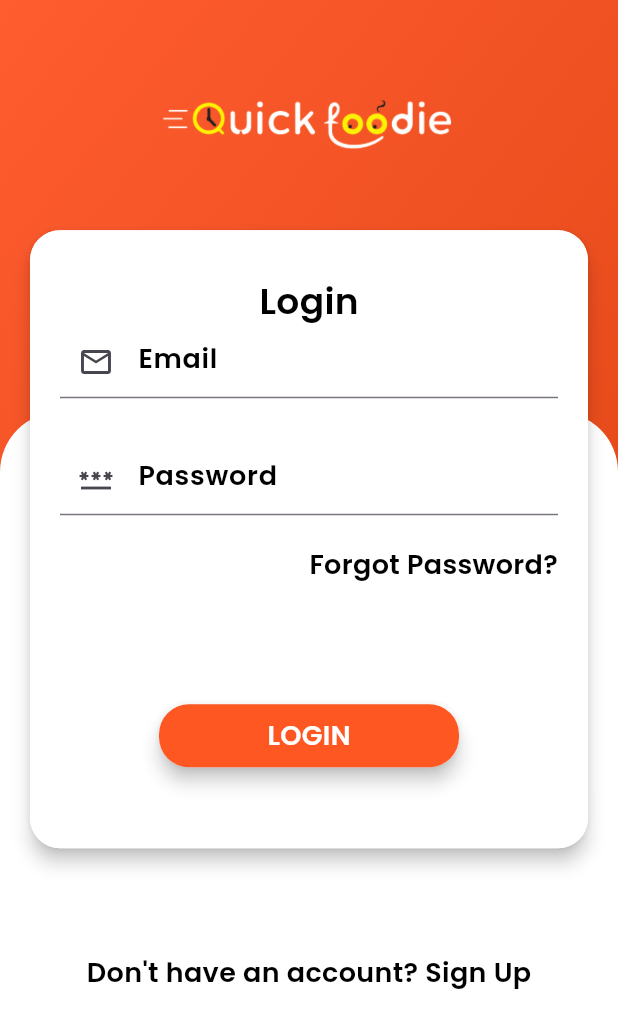
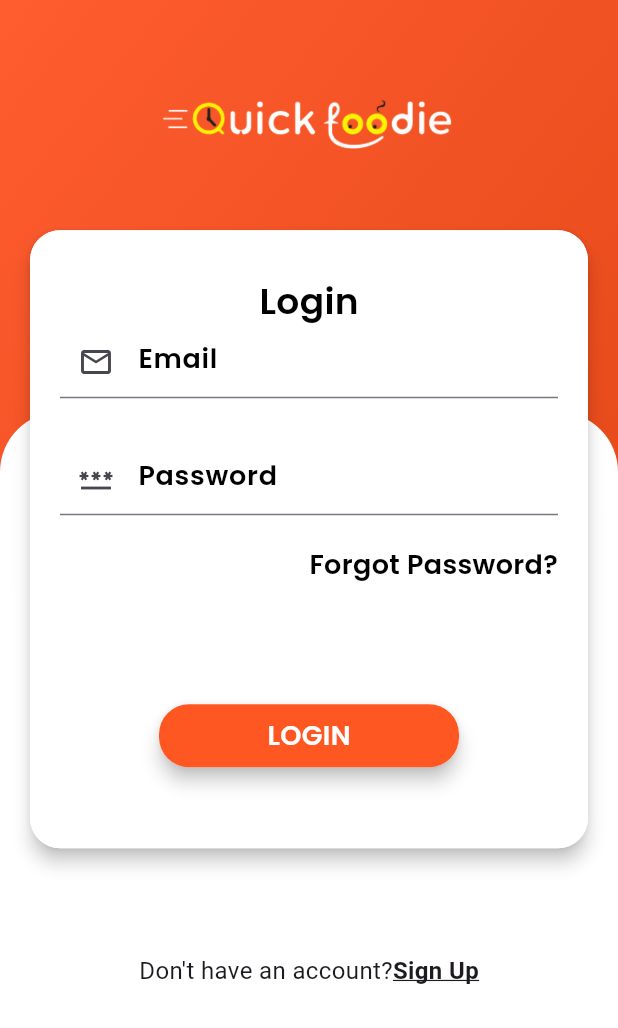
Before and after one commit to CassBo/bakery_app_cassiel_mariana, a Flutter app: the LogIn screen opened directly, on a phone screen of 412 x 824 dp. Shown: the top 1028 px of the screen. Run offline on Flutter 3.47's test engine with Material 3 defaults, Android fonts, the phone set to English and light mode, and no system bars; our stand-ins replace curved_navigation_bar, firebase_auth, firebase_core; missing offline and left inert: flutter_stripe; accounts and stored records are empty.

Commit message:
3:11:33 (skip)

```diff
--- a/lib/main.dart
+++ b/lib/main.dart
@@ -4,12 +4,18 @@ import 'package:bakery_app_cassiel_mariana/pages/home.dart';
 import 'package:bakery_app_cassiel_mariana/pages/login.dart';
 import 'package:bakery_app_cassiel_mariana/pages/onboard.dart';
 import 'package:bakery_app_cassiel_mariana/pages/signup.dart';
+import 'package:bakery_app_cassiel_mariana/widget/app_constant.dart';
 import 'package:firebase_core/firebase_core.dart';
 import 'package:flutter/material.dart';
+import 'package:flutter_stripe/flutter_stripe.dart';
+import 'package:flutter/foundation.dart';
 
 
   void main() async{
     WidgetsFlutterBinding.ensureInitialized();
+    if (!kIsWeb) {
+  Stripe.publishableKey = publishableKey;
+}
     await Firebase.initializeApp(
     options: DefaultFirebaseOptions.currentPlatform,
   );
--- a/lib/pages/login.dart
+++ b/lib/pages/login.dart
@@ -12,7 +12,6 @@ class LogIn extends StatefulWidget {
 }
 
 class _LogInState extends State<LogIn> {
-
   String email = "", password = "";
 
   final _formkey = GlobalKey<FormState>();
@@ -20,23 +19,29 @@ final _formkey = GlobalKey<FormState>();
   TextEditingController usermailController = new TextEditingController();
   TextEditingController userpasswordController = new TextEditingController();
 
-userLogin()async{
-  try{
-    await FirebaseAuth.instance.signInWithEmailAndPassword(email: email, password: password);
-
-
-  }on FirebaseException catch(e){
-    if(e.code== 'user-not-found'){
-      ScaffoldMessenger.of(context).showSnackBar(SnackBar(content: Text("No User Found for that Email",style: TextStyle(fontSize: 10.0,color: Colors.black)
-
-      ,)));
-    }else if(e.code == 'wrong-password'){
-      ScaffoldMessenger.of(context).showSnackBar(SnackBar(content: Text("Wrong Password Provided by User",style: TextStyle(fontSize: 10.0,color: Colors.black)
-
-      ,)));
+  userLogin() async {
+    try {
+      await FirebaseAuth.instance
+          .signInWithEmailAndPassword(email: email, password: password);
+    } on FirebaseException catch (e) {
+      if (e.code == 'user-not-found') {
+        ScaffoldMessenger.of(context).showSnackBar(SnackBar(
+          content: Text(
+            "No User Found for that Email",
+            style: TextStyle(fontSize: 10.0, color: Colors.black),
+          ),
+        ));
+      } else if (e.code == 'wrong-password') {
+        ScaffoldMessenger.of(context).showSnackBar(SnackBar(
+          content: Text(
+            "Wrong Password Provided by User",
+            style: TextStyle(fontSize: 10.0, color: Colors.black),
+          ),
+        ));
       }
     }
   }
+
   @override
   Widget build(BuildContext context) {
     return Scaffold(
@@ -45,7 +50,7 @@ userLogin()async{
           children: [
             Container(
               width: MediaQuery.of(context).size.width,
-              height: MediaQuery.of(context).size.height/2.5,
+              height: MediaQuery.of(context).size.height / 2.5,
               decoration: BoxDecoration(
                 gradient: LinearGradient(
                   begin: Alignment.topLeft,
@@ -53,95 +58,111 @@ userLogin()async{
                   colors: [
                     Color(0xFFff5c30),
                     Color(0xFFe74b1a),
-                  ])),
+                  ],
+                ),
+              ),
             ),
             Container(
               margin:
-                  EdgeInsets.only(top: MediaQuery.of(context).size.height/3),
-              height: MediaQuery.of(context).size.height/2,
+                  EdgeInsets.only(top: MediaQuery.of(context).size.height / 3),
+              height: MediaQuery.of(context).size.height / 2,
               width: MediaQuery.of(context).size.width,
               decoration: BoxDecoration(
                 color: Colors.white,
                 borderRadius: BorderRadius.only(
                   topLeft: Radius.circular(40),
-                      topRight: Radius.circular(40))),
+                  topRight: Radius.circular(40),
+                ),
+              ),
               child: Text(" "),
             ),
             Container(
               margin: EdgeInsets.only(top: 60.0, left: 20.0, right: 20.0),
-              child: Column(children: [
-                Center(child: Image.asset("images/logo.png", width: MediaQuery.of(context).size.width/2,fit: BoxFit.cover,)),
-                SizedBox(height: 50.0,),
+              child: Column(
+                children: [
+                  Center(
+                    child: Image.asset(
+                      "images/logo.png",
+                      width: MediaQuery.of(context).size.width / 2,
+                      fit: BoxFit.cover,
+                    ),
+                  ),
+                  SizedBox(height: 50.0),
                   Material(
                     elevation: 5.0,
                     borderRadius: BorderRadius.circular(20),
                     child: Container(
                       padding: EdgeInsets.only(left: 20.0, right: 20.0),
                       width: MediaQuery.of(context).size.width,
-                    height: MediaQuery.of(context).size.height/2,
+                      height: MediaQuery.of(context).size.height / 2,
                       decoration: BoxDecoration(
                         color: Colors.white,
-                        borderRadius: BorderRadius.circular(20)),
+                        borderRadius: BorderRadius.circular(20),
+                      ),
                       child: Form(
                         key: _formkey,
                         child: Column(
                           children: [
-                          SizedBox(
-                            height: 30.0,
-                          ),
+                            SizedBox(height: 30.0),
                             Text(
                               "Login",
                               style: AppWidget.headlineTextFeildStyle(),
                             ),
                             TextFormField(
                               controller: userpasswordController,
-                            validator: (value){
-                              if(value==null ||value.isEmpty ){
+                              validator: (value) {
+                                if (value == null || value.isEmpty) {
                                   return 'Please Enter Password';
                                 }
                                 return null;
-                            } ,
+                              },
                               decoration: InputDecoration(
                                 hintText: 'Email',
                                 hintStyle: AppWidget.semiBoldTextFeildStyle(),
-                                prefixIcon: Icon(Icons.email_outlined)),
+                                prefixIcon: Icon(Icons.email_outlined),
                               ),
-                            SizedBox(
-                              height: 30.0
                             ),
+                            SizedBox(height: 30.0),
                             TextFormField(
                               controller: usermailController,
-                            validator: (value){
-                              if(value==null ||value.isEmpty ){
+                              validator: (value) {
+                                if (value == null || value.isEmpty) {
                                   return 'Please Enter Email';
                                 }
                                 return null;
-                            } ,
+                              },
                               obscureText: true,
                               decoration: InputDecoration(
                                 hintText: 'Password',
                                 hintStyle: AppWidget.semiBoldTextFeildStyle(),
-                                prefixIcon: Icon(Icons.password_outlined)),
+                                prefixIcon: Icon(Icons.password_outlined),
                               ),
-                          SizedBox(height: 20.0,),
+                            ),
+                            SizedBox(height: 20.0),
                             GestureDetector(
-                            onTap: (){
-                              Navigator.push(context, MaterialPageRoute(builder: (context)=>Forgotpassword()));
+                              onTap: () {
+                                Navigator.push(
+                                  context,
+                                  MaterialPageRoute(
+                                    builder: (context) => Forgotpassword(),
+                                  ),
+                                );
                               },
                               child: Container(
                                 alignment: Alignment.topRight,
-                              child: Text("Forgot Password?", style: AppWidget.semiBoldTextFeildStyle()
-                                  )),
+                                child: Text(
+                                  "Forgot Password?",
+                                  style: AppWidget.semiBoldTextFeildStyle(),
                                 ),
-                          SizedBox(
-                            height: 80.0,
                               ),
+                            ),
+                            SizedBox(height: 80.0),
                             GestureDetector(
-                              onTap: (){
-                                if (_formkey.currentState!.validate()){
+                              onTap: () {
+                                if (_formkey.currentState!.validate()) {
                                   setState(() {
-                                    email= usermailController.text;
-                                    password= userpasswordController.text;
+                                    email = usermailController.text;
+                                    password = userpasswordController.text;
                                   });
                                 }
                                 userLogin();
@@ -152,7 +173,10 @@ userLogin()async{
                                 child: Container(
                                   padding: EdgeInsets.symmetric(vertical: 8.0),
                                   width: 200,
-                                  decoration: BoxDecoration(color: Color(0Xffff5722),borderRadius: BorderRadius.circular(20)),
+                                  decoration: BoxDecoration(
+                                    color: Color(0Xffff5722),
+                                    borderRadius: BorderRadius.circular(20),
+                                  ),
                                   child: Center(
                                     child: Text(
                                       "LOGIN",
@@ -160,23 +184,46 @@ userLogin()async{
                                         color: Colors.white,
                                         fontSize: 18.0,
                                         fontFamily: 'Poppins',
-                                        fontWeight: FontWeight.bold),
-                                  )),
+                                        fontWeight: FontWeight.bold,
                                       ),
                                     ),
                                   ),
-
+                                ),
+                              ),
+                            ),
                           ],
                         ),
                       ),
                     ),
                   ),
-                  SizedBox(height: 70.0,),
+                  SizedBox(height: 70.0),
+                  Row(
+                    mainAxisAlignment: MainAxisAlignment.center,
+                    children: [
+                      Text(
+                        "Don't have an account?",
+                        style: TextStyle(fontSize: 16),
+                      ),
                       GestureDetector(
-                      onTap: (){
-                        Navigator.push(context, MaterialPageRoute(builder: (context)=>SignUp()));
+                        onTap: () {
+                          Navigator.push(
+                            context,
+                            MaterialPageRoute(
+                              builder: (context) => SignUp(),
+                            ),
+                          );
                         },
-                      child: Text("Don't have an account? Sign Up", style: AppWidget.semiBoldTextFeildStyle(),))
+                        child: Text(
+                          "Sign Up",
+                          style: TextStyle(
+                            decoration: TextDecoration.underline,
+                            fontSize: 16,
+                            fontWeight: FontWeight.bold
+                          )
+                        ),
+                      ),
+                    ],
+                  ),
                 ],
               ),
             )
--- /dev/null
+++ b/lib/widget/app_constant.dart
@@ -0,0 +1,2 @@
+String publishableKey = "pk_test_51R9SPMRtZzEqk8wS0a1k3sv6KWH2fYLozQxgPl7chGSQF7NqSnb32KZmm02Crh0ZQzLZfiSfgfXZ07QqO9Aowyii002SSggAxm";
+String secretKey = "sk_test_51R9SPMRtZzEqk8wSAcxqzqtvAV447MWnJp9AsVZjI7SnmZz53u8SY0Nce0WirHdRlfzqya7lCgGGgoJJfaVemtYp00XGzKfU1t";
--- a/pubspec.yaml
+++ b/pubspec.yaml
@@ -34,6 +34,9 @@ dependencies:
   firebase_core: ^3.12.1
   firebase_auth: ^5.5.1
   cloud_firestore: ^5.6.5
+  flutter_stripe: ^11.4.0
+  http: ^1.3.0
+
 
 
 
```
Also changed, not shown: lib/pages/signup.dart (+20 -16 lines), lib/pages/wallet.dart (+103 -38 lines), pubspec.lock, 2 other files. Lines whose indentation alone changed are shown as unchanged.
